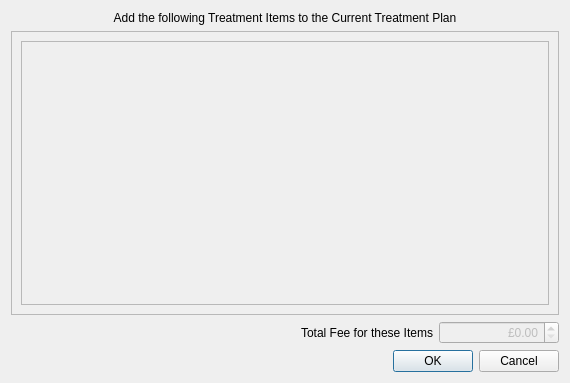
Old version of the form qt-designer/addTreatment.ui in the repository rowinggolfer/openmolar1.
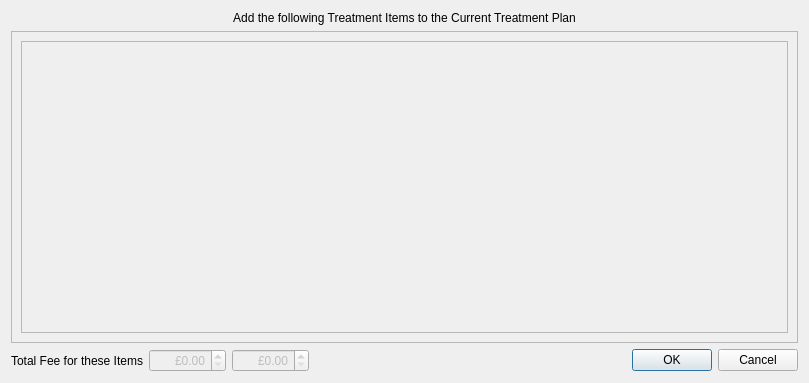
New version of the form.

What changed in the file:
```diff
--- a/qt-designer/addTreatment.ui
+++ b/qt-designer/addTreatment.ui
@@ -5,7 +5,7 @@
    <rect>
     <x>0</x>
     <y>0</y>
-    <width>570</width>
+    <width>809</width>
     <height>383</height>
    </rect>
   </property>
@@ -13,7 +13,7 @@
    <string>Plan Treatment</string>
   </property>
   <layout class="QGridLayout" name="gridLayout" >
-   <item row="0" column="0" colspan="2" >
+   <item row="0" column="0" colspan="5" >
     <widget class="QLabel" name="label" >
      <property name="text" >
       <string>Add the following Treatment Items to the Current Treatment Plan</string>
@@ -26,7 +26,7 @@
      </property>
     </widget>
    </item>
-   <item row="1" column="0" colspan="2" >
+   <item row="1" column="0" colspan="5" >
     <widget class="QScrollArea" name="scrollArea" >
      <property name="minimumSize" >
       <size>
@@ -42,8 +42,8 @@
        <rect>
         <x>0</x>
         <y>0</y>
-        <width>548</width>
-        <height>274</height>
+        <width>787</width>
+        <height>303</height>
        </rect>
       </property>
       <layout class="QVBoxLayout" name="verticalLayout" >
@@ -93,7 +93,42 @@
      </property>
     </widget>
    </item>
-   <item row="3" column="0" colspan="2" >
+   <item row="2" column="2" >
+    <widget class="QDoubleSpinBox" name="pt_fee_doubleSpinBox" >
+     <property name="enabled" >
+      <bool>false</bool>
+     </property>
+     <property name="maximumSize" >
+      <size>
+       <width>120</width>
+       <height>16777215</height>
+      </size>
+     </property>
+     <property name="alignment" >
+      <set>Qt::AlignRight|Qt::AlignTrailing|Qt::AlignVCenter</set>
+     </property>
+     <property name="prefix" >
+      <string>£</string>
+     </property>
+     <property name="maximum" >
+      <double>3000.000000000000000</double>
+     </property>
+    </widget>
+   </item>
+   <item row="2" column="3" >
+    <spacer name="horizontalSpacer" >
+     <property name="orientation" >
+      <enum>Qt::Horizontal</enum>
+     </property>
+     <property name="sizeHint" stdset="0" >
+      <size>
+       <width>218</width>
+       <height>20</height>
+      </size>
+     </property>
+    </spacer>
+   </item>
+   <item row="2" column="4" >
     <widget class="QDialogButtonBox" name="buttonBox" >
      <property name="orientation" >
       <enum>Qt::Horizontal</enum>
```
